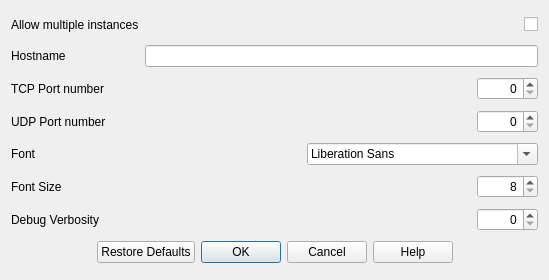
corybolar/PXMessenger, file src/pxmsettingsdialog.ui: the form before one commit.
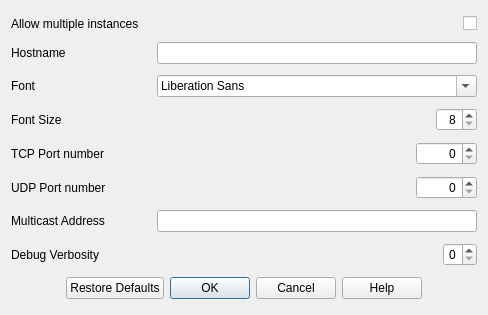
The form after the commit.

Patch:
```diff
--- a/src/pxmsettingsdialog.ui
+++ b/src/pxmsettingsdialog.ui
@@ -6,8 +6,8 @@
    <rect>
     <x>0</x>
     <y>0</y>
-    <width>549</width>
-    <height>280</height>
+    <width>488</width>
+    <height>315</height>
    </rect>
   </property>
   <property name="sizePolicy">
@@ -20,25 +20,38 @@
    <string>Settings</string>
   </property>
   <layout class="QGridLayout" name="gridLayout">
-   <item row="6" column="0" colspan="2">
-    <widget class="QLabel" name="verbosityLabel">
-     <property name="text">
-      <string>Debug Verbosity</string>
-     </property>
-    </widget>
-   </item>
-   <item row="4" column="0" colspan="2">
+   <item row="2" column="0">
     <widget class="QLabel" name="fontLabel">
      <property name="text">
       <string>Font</string>
      </property>
     </widget>
    </item>
-   <item row="2" column="4">
+   <item row="3" column="0">
+    <widget class="QLabel" name="fontSizeLabel">
+     <property name="text">
+      <string>Font Size</string>
+     </property>
+    </widget>
+   </item>
+   <item row="8" column="0" colspan="2">
+    <widget class="QLabel" name="verbosityLabel">
+     <property name="text">
+      <string>Debug Verbosity</string>
+     </property>
+    </widget>
+   </item>
+   <item row="4" column="4" alignment="Qt::AlignRight">
     <widget class="QSpinBox" name="tcpPortSpinBox">
      <property name="enabled">
       <bool>true</bool>
      </property>
+     <property name="sizePolicy">
+      <sizepolicy hsizetype="MinimumExpanding" vsizetype="Fixed">
+       <horstretch>0</horstretch>
+       <verstretch>0</verstretch>
+      </sizepolicy>
+     </property>
      <property name="maximumSize">
       <size>
        <width>100</width>
@@ -59,21 +72,21 @@
      </property>
     </widget>
    </item>
-   <item row="3" column="0" colspan="2">
+   <item row="5" column="0" colspan="2">
     <widget class="QLabel" name="udpPortLabel">
      <property name="text">
       <string>UDP Port number</string>
      </property>
     </widget>
    </item>
-   <item row="2" column="0" colspan="2">
+   <item row="4" column="0" colspan="2">
     <widget class="QLabel" name="tcpPortLabel">
      <property name="text">
       <string>TCP Port number</string>
      </property>
     </widget>
    </item>
-   <item row="7" column="0" colspan="5">
+   <item row="9" column="0" colspan="5">
     <widget class="QDialogButtonBox" name="buttonBox">
      <property name="focusPolicy">
       <enum>Qt::StrongFocus</enum>
@@ -89,27 +102,14 @@
      </property>
     </widget>
    </item>
-   <item row="5" column="4">
-    <widget class="QSpinBox" name="fontSizeSpinBox">
-     <property name="maximumSize">
-      <size>
-       <width>100</width>
-       <height>16777215</height>
-      </size>
-     </property>
-     <property name="alignment">
-      <set>Qt::AlignRight|Qt::AlignTrailing|Qt::AlignVCenter</set>
-     </property>
-     <property name="minimum">
-      <number>8</number>
-     </property>
-     <property name="maximum">
-      <number>24</number>
-     </property>
-    </widget>
-   </item>
-   <item row="3" column="4">
+   <item row="5" column="4" alignment="Qt::AlignRight">
     <widget class="QSpinBox" name="udpPortSpinBox">
+     <property name="sizePolicy">
+      <sizepolicy hsizetype="MinimumExpanding" vsizetype="Fixed">
+       <horstretch>0</horstretch>
+       <verstretch>0</verstretch>
+      </sizepolicy>
+     </property>
      <property name="maximumSize">
       <size>
        <width>100</width>
@@ -130,32 +130,6 @@
      </property>
     </widget>
    </item>
-   <item row="5" column="0" colspan="2">
-    <widget class="QLabel" name="fontSizeLabel">
-     <property name="text">
-      <string>Font Size</string>
-     </property>
-    </widget>
-   </item>
-   <item row="0" column="4">
-    <widget class="QCheckBox" name="allowMultipleCheckBox">
-     <property name="enabled">
-      <bool>true</bool>
-     </property>
-     <property name="sizePolicy">
-      <sizepolicy hsizetype="Minimum" vsizetype="Fixed">
-       <horstretch>0</horstretch>
-       <verstretch>0</verstretch>
-      </sizepolicy>
-     </property>
-     <property name="layoutDirection">
-      <enum>Qt::RightToLeft</enum>
-     </property>
-     <property name="text">
-      <string/>
-     </property>
-    </widget>
-   </item>
    <item row="0" column="0" colspan="2">
     <widget class="QLabel" name="allowMultipleLabel">
      <property name="text">
@@ -170,8 +144,14 @@
      </property>
     </widget>
    </item>
-   <item row="6" column="4">
+   <item row="8" column="4" alignment="Qt::AlignRight">
     <widget class="QSpinBox" name="verbositySpinBox">
+     <property name="sizePolicy">
+      <sizepolicy hsizetype="MinimumExpanding" vsizetype="Fixed">
+       <horstretch>0</horstretch>
+       <verstretch>0</verstretch>
+      </sizepolicy>
+     </property>
      <property name="maximumSize">
       <size>
        <width>100</width>
@@ -186,58 +166,93 @@
      </property>
     </widget>
    </item>
-   <item row="0" column="2" colspan="2">
-    <spacer name="horizontalSpacer">
-     <property name="orientation">
-      <enum>Qt::Horizontal</enum>
+   <item row="3" column="4" alignment="Qt::AlignRight">
+    <widget class="QSpinBox" name="fontSizeSpinBox">
+     <property name="sizePolicy">
+      <sizepolicy hsizetype="MinimumExpanding" vsizetype="Fixed">
+       <horstretch>0</horstretch>
+       <verstretch>0</verstretch>
+      </sizepolicy>
      </property>
-     <property name="sizeHint" stdset="0">
+     <property name="maximumSize">
       <size>
-       <width>40</width>
-       <height>20</height>
+       <width>100</width>
+       <height>16777215</height>
       </size>
      </property>
-    </spacer>
+     <property name="alignment">
+      <set>Qt::AlignRight|Qt::AlignTrailing|Qt::AlignVCenter</set>
+     </property>
+     <property name="minimum">
+      <number>8</number>
+     </property>
+     <property name="maximum">
+      <number>24</number>
+     </property>
+    </widget>
    </item>
-   <item row="2" column="2">
-    <spacer name="horizontalSpacer_2">
-     <property name="orientation">
-      <enum>Qt::Horizontal</enum>
+   <item row="0" column="3" colspan="2">
+    <widget class="QCheckBox" name="allowMultipleCheckBox">
+     <property name="enabled">
+      <bool>true</bool>
      </property>
-     <property name="sizeType">
-      <enum>QSizePolicy::MinimumExpanding</enum>
+     <property name="sizePolicy">
+      <sizepolicy hsizetype="Fixed" vsizetype="Fixed">
+       <horstretch>0</horstretch>
+       <verstretch>0</verstretch>
+      </sizepolicy>
      </property>
-     <property name="sizeHint" stdset="0">
-      <size>
-       <width>60</width>
-       <height>20</height>
-      </size>
+     <property name="layoutDirection">
+      <enum>Qt::RightToLeft</enum>
      </property>
-    </spacer>
+     <property name="text">
+      <string/>
+     </property>
+    </widget>
    </item>
-   <item row="2" column="3">
-    <spacer name="horizontalSpacer_3">
-     <property name="orientation">
-      <enum>Qt::Horizontal</enum>
+   <item row="1" column="4">
+    <widget class="QLineEdit" name="hostnameLineEdit">
+     <property name="sizePolicy">
+      <sizepolicy hsizetype="MinimumExpanding" vsizetype="Fixed">
+       <horstretch>0</horstretch>
+       <verstretch>0</verstretch>
+      </sizepolicy>
      </property>
-     <property name="sizeHint" stdset="0">
-      <size>
-       <width>40</width>
-       <height>20</height>
-      </size>
+     <property name="layoutDirection">
+      <enum>Qt::RightToLeft</enum>
      </property>
-    </spacer>
+     <property name="maxLength">
+      <number>24</number>
+     </property>
+    </widget>
    </item>
-   <item row="1" column="2" colspan="3">
-    <widget class="QLineEdit" name="hostnameLineEdit"/>
-   </item>
-   <item row="4" column="3" colspan="2">
+   <item row="2" column="4">
     <widget class="QFontComboBox" name="fontComboBox">
+     <property name="sizePolicy">
+      <sizepolicy hsizetype="Preferred" vsizetype="Fixed">
+       <horstretch>0</horstretch>
+       <verstretch>0</verstretch>
+      </sizepolicy>
+     </property>
      <property name="layoutDirection">
       <enum>Qt::LeftToRight</enum>
      </property>
     </widget>
    </item>
+   <item row="6" column="0">
+    <widget class="QLabel" name="multicastLabel">
+     <property name="text">
+      <string>Multicast Address</string>
+     </property>
+    </widget>
+   </item>
+   <item row="6" column="4">
+    <widget class="QLineEdit" name="multicastLineEdit">
+     <property name="layoutDirection">
+      <enum>Qt::RightToLeft</enum>
+     </property>
+    </widget>
+   </item>
   </layout>
  </widget>
  <resources/>
```
